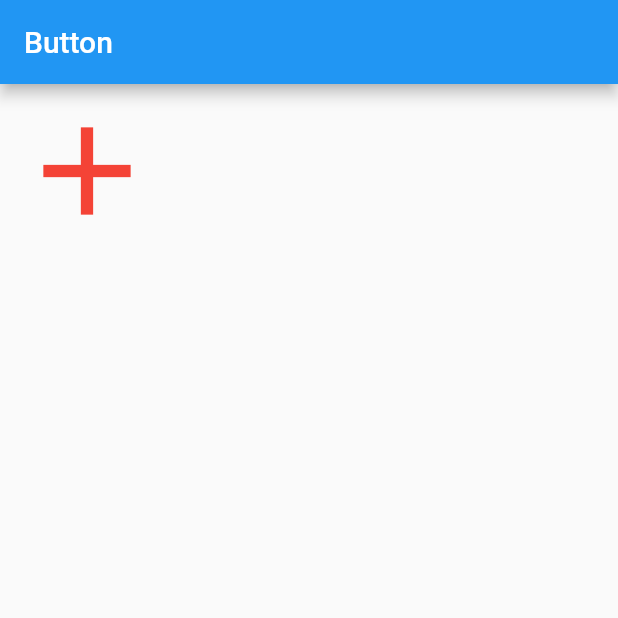
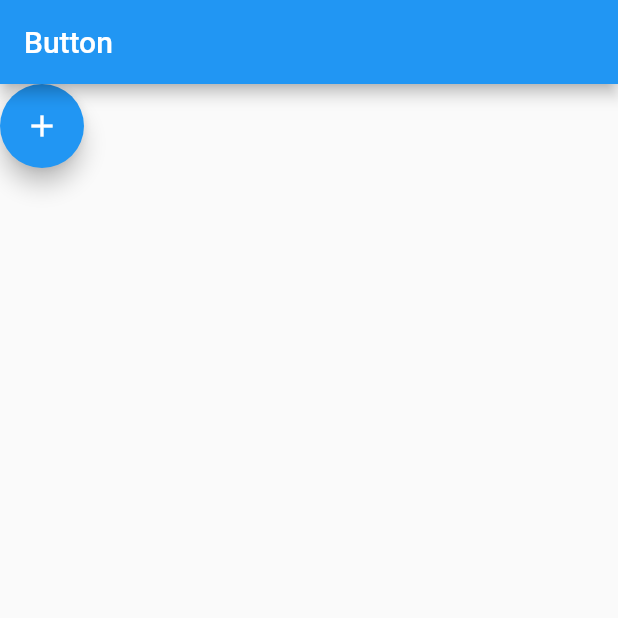
Before and after one commit to chihyeonWON/Flutter-Widget, a Flutter app: the screen it shows after launch, on a phone screen of 412 x 824 dp, the top half of it. Run offline on Flutter 3.47's test engine with Material 2 defaults, Android fonts, the phone set to English and light mode, and no system bars.

Commit message:
FloatingActionButton 실습

```diff
--- a/lib/main.dart
+++ b/lib/main.dart
@@ -24,10 +24,8 @@ class MyHomePage extends StatelessWidget {
             appBar: AppBar(
               title: Text('Button'),
             ),
-            body:IconButton(
-              icon:Icon(Icons.add),
-              color:Colors.red,
-              iconSize:100.0,
+            body:FloatingActionButton(
+              child:Icon(Icons.add),
               onPressed:(){},
             )
     );
```
